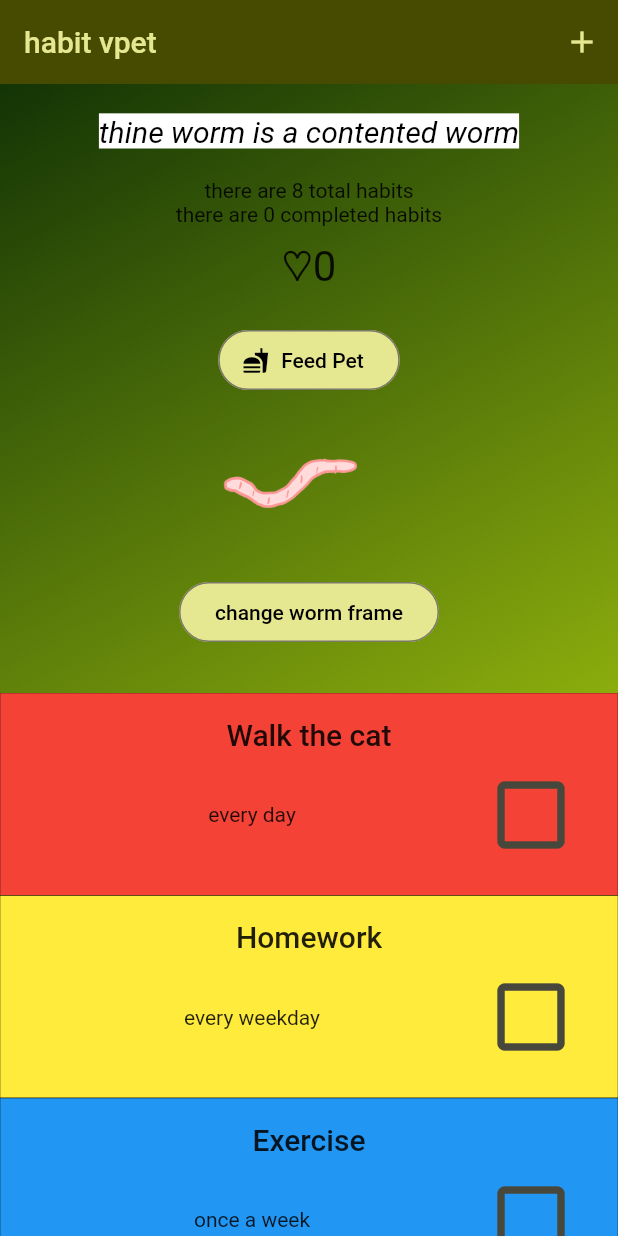
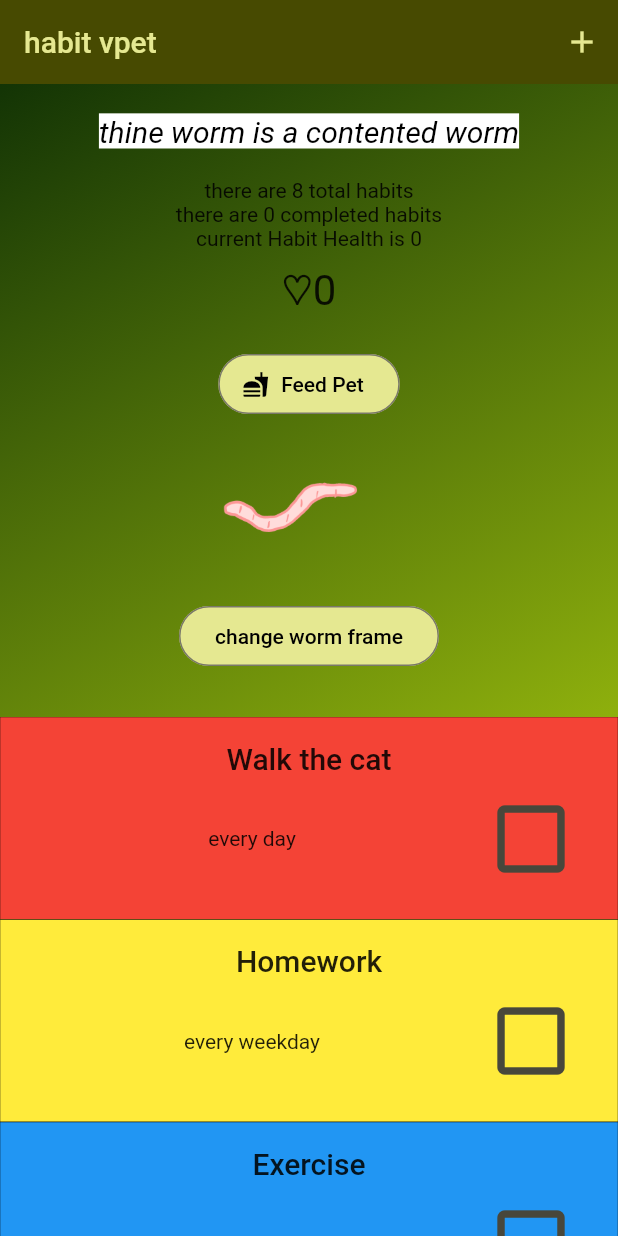
Before and after one commit to abbymachines/habit_vpet, a Flutter app: the screen it shows after launch, on a phone screen of 412 x 824 dp. Run offline on Flutter 3.47's test engine with Material 2 defaults, Android fonts, the phone set to English and light mode, and no system bars; our stand-ins replace flutter_riverpod.

Commit message:
implement healthgit add .git add .git add .git add .git add .git add .git add .

```diff
--- a/lib/habit_vpet.dart
+++ b/lib/habit_vpet.dart
@@ -81,6 +81,8 @@ class _HabitVpetState extends ConsumerState<HabitVpet> {
       );
     }
 
+    int health = ((myCompletedHabits.length / myHabits.length) * 4).round();
+
     return Scaffold(
       appBar: AppBar(
         title: const Text('habit vpet'),
@@ -110,6 +112,7 @@ class _HabitVpetState extends ConsumerState<HabitVpet> {
             const SizedBox(height: 20),
             Text('there are ${myHabits.length} total habits'),
             Text('there are ${myCompletedHabits.length} completed habits'),
+            Text('current Habit Health is $health'),
             const SizedBox(height: 5),
             const Center(
               child: PetFeeder(),
```
